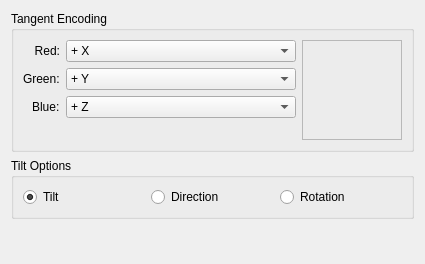
Old version of the form krita/plugins/paintops/tangentnormal/wdgtangenttiltoption.ui in the repository KDE/calligra.
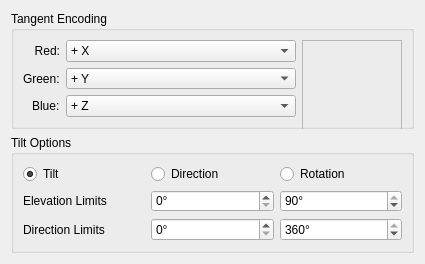
New version of the form.

Commit message:
Implement elevation limiter.
I tried implementing the direction limiter, but it doesn't work.
Also figured out the defaults issue: It doesn't retreive from a kpp though.
Maybe that is broken? Anyway, got nice defaults in place now.

Ref T129
Fixes T165

Patch:
```diff
--- a/krita/plugins/paintops/tangentnormal/wdgtangenttiltoption.ui
+++ b/krita/plugins/paintops/tangentnormal/wdgtangenttiltoption.ui
@@ -243,6 +243,69 @@
           </property>
          </widget>
         </item>
+        <item row="1" column="1">
+         <widget class="QSpinBox" name="spinElevationMin">
+          <property name="toolTip">
+           <string>Elevation substracted from min</string>
+          </property>
+          <property name="suffix">
+           <string>°</string>
+          </property>
+          <property name="maximum">
+           <number>90</number>
+          </property>
+         </widget>
+        </item>
+        <item row="1" column="2">
+         <widget class="QSpinBox" name="spinElevationMax">
+          <property name="suffix">
+           <string>°</string>
+          </property>
+          <property name="maximum">
+           <number>90</number>
+          </property>
+          <property name="value">
+           <number>90</number>
+          </property>
+         </widget>
+        </item>
+        <item row="2" column="1">
+         <widget class="QSpinBox" name="spinDirectionMin">
+          <property name="suffix">
+           <string>°</string>
+          </property>
+          <property name="maximum">
+           <number>360</number>
+          </property>
+         </widget>
+        </item>
+        <item row="2" column="2">
+         <widget class="QSpinBox" name="spinDirectionMax">
+          <property name="suffix">
+           <string>°</string>
+          </property>
+          <property name="maximum">
+           <number>360</number>
+          </property>
+          <property name="value">
+           <number>360</number>
+          </property>
+         </widget>
+        </item>
+        <item row="1" column="0">
+         <widget class="QLabel" name="L_elevation">
+          <property name="text">
+           <string>Elevation Limits</string>
+          </property>
+         </widget>
+        </item>
+        <item row="2" column="0">
+         <widget class="QLabel" name="L_direction">
+          <property name="text">
+           <string>Direction Limits</string>
+          </property>
+         </widget>
+        </item>
        </layout>
       </item>
      </layout>
```
The commit also changes 6 other files.
